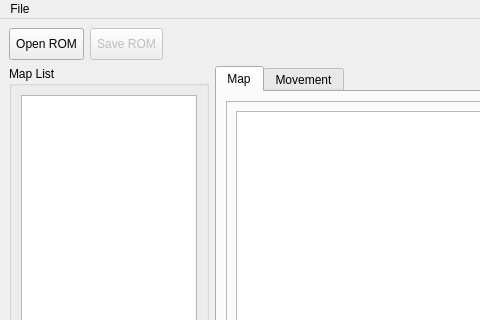
First picture: the form in ExeMap/ExeMap.ui, repository idealexe/EXE6_Tools, before the edit; both pictures show x 0 to 480 and y 0 to 320 of the 1300 by 800 pixel window.
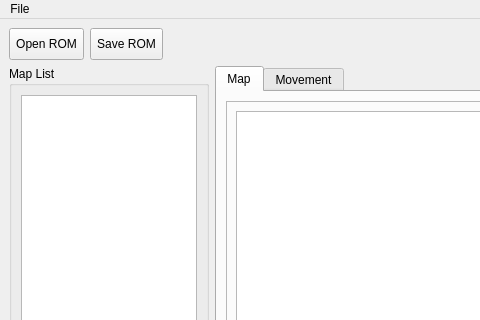
Second picture: the form after the edit.

Commit message: タイル情報をクラス化

```diff
--- a/ExeMap/ExeMap.ui
+++ b/ExeMap/ExeMap.ui
@@ -39,7 +39,7 @@
       <item row="0" column="1">
        <widget class="QToolButton" name="saveButton">
         <property name="enabled">
-         <bool>false</bool>
+         <bool>true</bool>
         </property>
         <property name="minimumSize">
          <size>
```
Left out of the diff: 25 changed lines with no effect on the pictures. The commit also changes 2 other files.
